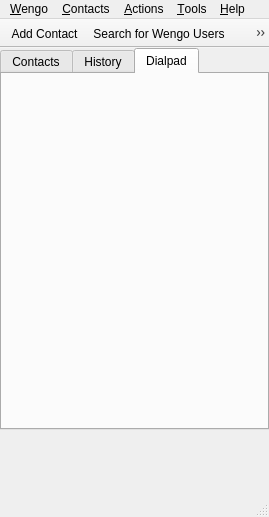
Before: the Qt Designer form wengophone/src/presentation/qt/WengoPhoneWindow.ui in tkrotoff/WengoPhone, drawn with Qt 5.
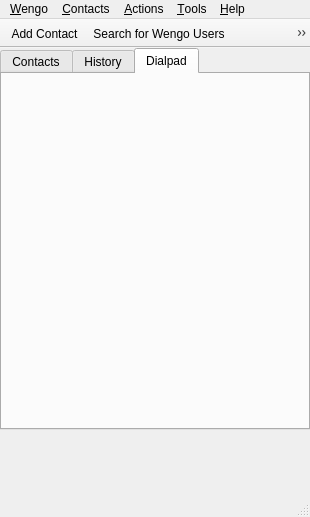
After: the same form once the commit is applied. Icons and pictures are not drawn.

```diff
--- a/wengophone/src/presentation/qt/WengoPhoneWindow.ui
+++ b/wengophone/src/presentation/qt/WengoPhoneWindow.ui
@@ -8,7 +8,7 @@
    <rect>
     <x>0</x>
     <y>0</y>
-    <width>269</width>
+    <width>310</width>
     <height>517</height>
    </rect>
   </property>
@@ -128,34 +128,10 @@
     <rect>
      <x>0</x>
      <y>0</y>
-     <width>269</width>
+     <width>310</width>
      <height>29</height>
     </rect>
    </property>
-   <widget class="QMenu" name="menuWengo" >
-    <property name="title" >
-     <string>&amp;Wengo</string>
-    </property>
-    <addaction name="actionShowWengoAccount" />
-    <addaction name="actionEditMyProfile" />
-    <addaction name="actionLogOff" />
-    <addaction name="separator" />
-    <addaction name="actionChangeProfile" />
-    <addaction name="separator" />
-    <addaction name="actionWengoServices" />
-    <addaction name="separator" />
-    <addaction name="actionClose" />
-   </widget>
-   <widget class="QMenu" name="menuContacts" >
-    <property name="title" >
-     <string>&amp;Contacts</string>
-    </property>
-    <addaction name="actionAddContact" />
-    <addaction name="actionSearchWengoContact" />
-    <addaction name="separator" />
-    <addaction name="actionShowHideOfflineContacts" />
-    <addaction name="actionShowHideContactGroups" />
-   </widget>
    <widget class="QMenu" name="menuHelp" >
     <property name="title" >
      <string>&amp;Help</string>
@@ -177,6 +153,16 @@
     <addaction name="actionHangUpCall" />
     <addaction name="actionHoldResumeCall" />
    </widget>
+   <widget class="QMenu" name="menuContacts" >
+    <property name="title" >
+     <string>&amp;Contacts</string>
+    </property>
+    <addaction name="actionAddContact" />
+    <addaction name="actionSearchWengoContact" />
+    <addaction name="separator" />
+    <addaction name="actionShowHideOfflineContacts" />
+    <addaction name="actionShowHideContactGroups" />
+   </widget>
    <widget class="QMenu" name="menuTools" >
     <property name="title" >
      <string>&amp;Tools</string>
@@ -200,6 +186,20 @@
     <addaction name="separator" />
     <addaction name="menuClearHistory" />
    </widget>
+   <widget class="QMenu" name="menuWengo" >
+    <property name="title" >
+     <string>&amp;Wengo</string>
+    </property>
+    <addaction name="actionShowWengoAccount" />
+    <addaction name="actionEditMyProfile" />
+    <addaction name="actionLogOff" />
+    <addaction name="separator" />
+    <addaction name="actionChangeProfile" />
+    <addaction name="separator" />
+    <addaction name="actionWengoServices" />
+    <addaction name="separator" />
+    <addaction name="actionClose" />
+   </widget>
    <addaction name="menuWengo" />
    <addaction name="menuContacts" />
    <addaction name="menuActions" />
@@ -211,7 +211,7 @@
     <rect>
      <x>0</x>
      <y>495</y>
-     <width>269</width>
+     <width>310</width>
      <height>22</height>
     </rect>
    </property>
@@ -240,7 +240,7 @@
    <addaction name="actionCreateConferenceCall" />
    <addaction name="actionOpenChatWindow" />
    <addaction name="actionSendSms" />
-   <addaction name="actionShowIMAccountSettings" />
+   <addaction name="actionEditMyProfile" />
    <addaction name="actionEnableVideo" />
   </widget>
   <action name="actionShowWengoAccount" >
```
Left out of the diff: 4 changed lines with no effect on the pictures.
